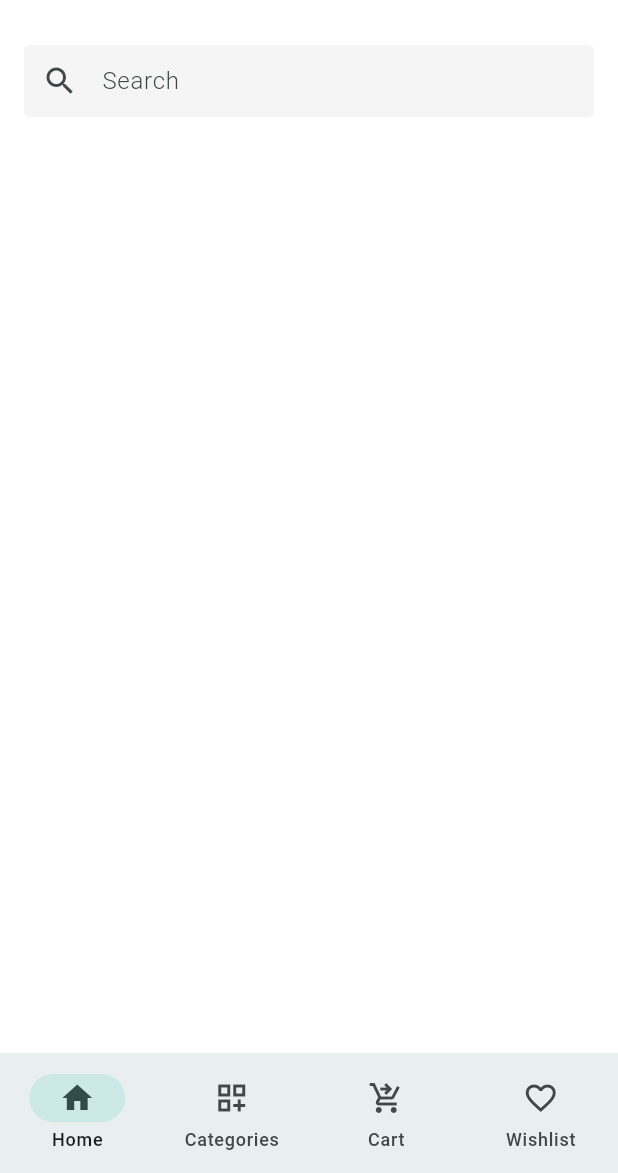
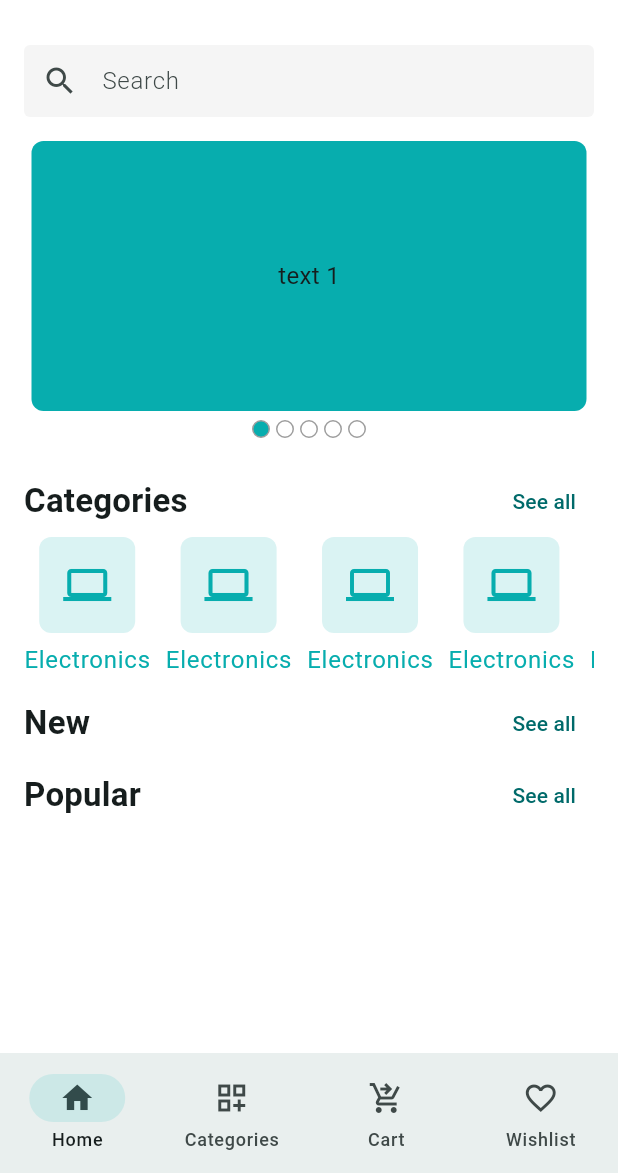
Before and after one commit to hemusyl/ost_ecommerce, a Flutter app: the screen it shows after launch, on a phone screen of 412 x 824 dp, the part 63-1236 px from its top. Run offline on Flutter 3.47's test engine with Material 3 defaults, Android fonts, the phone set to English and light mode, and no system bars; drawn by our look-alikes of carousel_slider; our stand-ins replace firebase_analytics, firebase_core, firebase_crashlytics, flutter_svg, get, package_info_plus and 1 more; accounts and stored records are empty.

Commit message:
Added categories, slider and See all

```diff
--- a/lib/app/app_theme.dart
+++ b/lib/app/app_theme.dart
@@ -9,9 +9,20 @@ class AppTheme {
       filledButtonTheme: _filledButtonThemeData,
       inputDecorationTheme: _inputDecorationTheme,
       textTheme: TextTheme(
-          titleLarge: TextStyle(
-              fontSize: 28,
-              fontWeight: FontWeight.bold
+        titleLarge: TextStyle(
+            fontSize: 28,
+            fontWeight: FontWeight.bold
+        ),
+        titleMedium: TextStyle(
+            fontSize: 22,
+            fontWeight: FontWeight.bold
+        ),
+      ),
+      appBarTheme: AppBarTheme(
+          titleTextStyle: TextStyle(
+              fontSize: 18,
+              color: Colors.black,
+              fontWeight: FontWeight.w500
           )
       )
   );
--- /dev/null
+++ b/lib/features/home/presentation/screens/home_screen/category_list_screen.dart
@@ -0,0 +1,49 @@
+import 'package:flutter/material.dart';
+import 'package:get/get.dart';
+import 'package:get/get_core/src/get_main.dart';
+
+import '../../../../shared/presentation/controllers/main_nav_controller.dart';
+import '../../../../shared/presentation/widgets/product_category_item.dart';
+
+class CategoryListScreen extends StatefulWidget {
+  const CategoryListScreen({super.key});
+
+  @override
+  State<CategoryListScreen> createState() => _CategoryListScreenState();
+}
+
+class _CategoryListScreenState extends State<CategoryListScreen> {
+  @override
+  Widget build(BuildContext context) {
+    return PopScope(
+      canPop: false,
+      onPopInvokedWithResult: (_, __) {
+        _backToHome();
+      } ,
+      child: Scaffold(
+        appBar: AppBar(
+          title: Text('Categories'),
+          leading: BackButton(onPressed: _backToHome),
+        ),
+        body: Padding(
+          padding: const EdgeInsets.all(20.0),
+          child: GridView.builder(
+            gridDelegate: SliverGridDelegateWithFixedCrossAxisCount(
+              crossAxisCount: 4,
+              crossAxisSpacing: 8,
+              mainAxisSpacing: 8,
+            ),
+            itemCount: 10,
+            itemBuilder: (context, index) {
+              return FittedBox(child: ProductCategoryItem());
+            },
+          ),
+        ),
+      ),
+    );
+  }
+
+  void _backToHome() {
+    Get.find<MainNavController>().backToHome();
+  }
+}
--- a/lib/features/home/presentation/screens/home_screen/home_screen.dart
+++ b/lib/features/home/presentation/screens/home_screen/home_screen.dart
@@ -1,8 +1,13 @@
 import 'package:flutter/material.dart';
 import 'package:flutter_svg/svg.dart';
+import 'package:get/get.dart';
+import 'package:get/get_core/src/get_main.dart';
 
 import '../../../../../app/asset_paths.dart';
+import '../../../../shared/presentation/controllers/main_nav_controller.dart';
 import '../../../../shared/presentation/widgets/app_bar_icon_button.dart';
+import '../../../../shared/presentation/widgets/home_banner_slider.dart';
+import '../../../../shared/presentation/widgets/product_category_item.dart';
 
 class HomeScreen extends StatefulWidget {
   const HomeScreen({super.key});
@@ -27,12 +32,57 @@ class _HomeScreenState extends State<HomeScreen> {
           ),
         ],
       ),
-      body: Padding(
-        padding: const EdgeInsets.symmetric(horizontal: 16),
-        child: Column(
-          children: [const SizedBox(height: 16), _buildSearchBar()],
+      body: SingleChildScrollView(
+        child: Padding(
+          padding: const EdgeInsets.symmetric(horizontal: 16),
+          child: Column(
+            children: [
+              const SizedBox(height: 16),
+              _buildSearchBar(),
+              const SizedBox(height: 16),
+              HomeBannerSlider(),
+              const SizedBox(height: 16),
+              _buildSectionHeader(title: 'Categories', onTapSeeAll: () {
+                Get.find<MainNavController>().moveToCategory();
+              }),
+              _buildCategoryList(),
+              _buildSectionHeader(title: 'New', onTapSeeAll: () {}),
+              _buildSectionHeader(title: 'Popular', onTapSeeAll: () {}),
+            ],
+          ),
         ),
       ),
+    );
+  }
+
+  Widget _buildCategoryList() {
+    return SizedBox(
+      height: 100,
+      child: ListView.separated(
+        itemCount: 10,
+        primary: false,
+        shrinkWrap: true,
+        scrollDirection: Axis.horizontal,
+        itemBuilder: (context, index) {
+          return ProductCategoryItem();
+        },
+        separatorBuilder: (context, index) {
+          return SizedBox(width: 10);
+        },
+      ),
+    );
+  }
+
+  Widget _buildSectionHeader({
+    required String title,
+    required VoidCallback onTapSeeAll,
+  }) {
+    return Row(
+      mainAxisAlignment: MainAxisAlignment.spaceBetween,
+      children: [
+        Text(title, style: Theme.of(context).textTheme.titleMedium),
+        TextButton(onPressed: onTapSeeAll, child: Text('See all')),
+      ],
     );
   }
 
--- a/lib/features/shared/presentation/controllers/main_nav_controller.dart
+++ b/lib/features/shared/presentation/controllers/main_nav_controller.dart
@@ -12,4 +12,11 @@ class MainNavController extends GetxController {
     _selectedIndex = index;
     update();
   }
+
+  void moveToCategory(){
+    changeIndex(1);
+  }
+  void backToHome(){
+    changeIndex(0);
+  }
 }
--- a/lib/features/shared/presentation/screens/bottom_nav_holder_screen.dart
+++ b/lib/features/shared/presentation/screens/bottom_nav_holder_screen.dart
@@ -1,6 +1,7 @@
 import 'package:flutter/material.dart';
 import 'package:get/get_state_manager/src/simple/get_state.dart';
 
+import '../../../home/presentation/screens/home_screen/category_list_screen.dart';
 import '../../../home/presentation/screens/home_screen/home_screen.dart';
 import '../controllers/main_nav_controller.dart';
 
@@ -15,8 +16,8 @@ class BottomNavHolderScreen extends StatefulWidget {
 
 class _BottomNavHolderScreenState extends State<BottomNavHolderScreen> {
   final List<Widget> _screens = [
-   HomeScreen(),
-   HomeScreen(),
+    HomeScreen(),
+    CategoryListScreen(),
     HomeScreen(),
     HomeScreen(),
   ];
--- /dev/null
+++ b/lib/features/shared/presentation/widgets/home_banner_slider.dart
@@ -0,0 +1,72 @@
+import 'package:carousel_slider/carousel_slider.dart';
+import 'package:flutter/material.dart';
+
+import '../../../../app/app_colors.dart';
+
+class HomeBannerSlider extends StatefulWidget {
+  const HomeBannerSlider({super.key});
+
+  @override
+  State<HomeBannerSlider> createState() => _HomeBannerSliderState();
+}
+
+class _HomeBannerSliderState extends State<HomeBannerSlider> {
+  final ValueNotifier<int> _currentIndex = ValueNotifier(0);
+
+  @override
+  Widget build(BuildContext context) {
+    return Column(
+      spacing: 4,
+      children: [
+        CarouselSlider(
+          options: CarouselOptions(
+            height: 180,
+            viewportFraction: 1,
+            onPageChanged: (int index, CarouselPageChangedReason reason) {
+              _currentIndex.value = index;
+            },
+           // autoPlay: true,
+          //  autoPlayInterval: const Duration(seconds: 5),
+          ),
+          items: [1, 2, 3, 4, 5].map((i) {
+            return Builder(
+              builder: (BuildContext context) {
+                return Container(
+                  width: MediaQuery.of(context).size.width,
+                  margin: EdgeInsets.symmetric(horizontal: 5.0),
+                  decoration: BoxDecoration(
+                    color: AppColors.themeColor,
+                    borderRadius: BorderRadius.circular(8),
+                  ),
+                  alignment: Alignment.center,
+                  child: Text('text $i', style: TextStyle(fontSize: 16.0)),
+                );
+              },
+            );
+          }).toList(),
+        ),
+        ValueListenableBuilder(
+            valueListenable: _currentIndex,
+            builder: (context, value, child) {
+              return Row(
+                mainAxisAlignment: MainAxisAlignment.center,
+                children: [
+                  for (int i = 0; i < 5; i++)
+                    Container(
+                      width: 12,
+                      height: 12,
+                      margin: EdgeInsets.all(2),
+                      decoration: BoxDecoration(
+                        borderRadius: BorderRadius.circular(12),
+                        color: value == i ? AppColors.themeColor : null,
+                        border: Border.all(color: Colors.grey),
+                      ),
+                    ),
+                ],
+              );
+            }
+        ),
+      ],
+    );
+  }
+}
--- /dev/null
+++ b/lib/features/shared/presentation/widgets/product_category_item.dart
@@ -0,0 +1,30 @@
+import 'package:flutter/material.dart';
+
+import '../../../../app/app_colors.dart';
+
+class ProductCategoryItem extends StatelessWidget {
+  const ProductCategoryItem({super.key});
+
+  @override
+  Widget build(BuildContext context) {
+    return Column(
+      spacing: 6,
+      children: [
+        Container(
+          padding: EdgeInsets.all(16),
+          decoration: BoxDecoration(
+            color: AppColors.themeColor.withOpacity(0.15),
+            borderRadius: BorderRadius.circular(8),
+          ),
+          child: Icon(Icons.computer, size: 32, color: AppColors.themeColor),
+        ),
+        Text(
+          'Electronics',
+          style: Theme.of(
+            context,
+          ).textTheme.bodyLarge?.copyWith(color: AppColors.themeColor),
+        ),
+      ],
+    );
+  }
+}
--- a/pubspec.yaml
+++ b/pubspec.yaml
@@ -27,6 +27,7 @@ dependencies:
   flutter_svg: ^2.2.0
   package_info_plus: ^8.3.1
   pin_code_fields: ^8.0.1
+  carousel_slider: ^5.1.1
 
 
 dev_dependencies:
```
Also changed, not shown: pubspec.lock.
